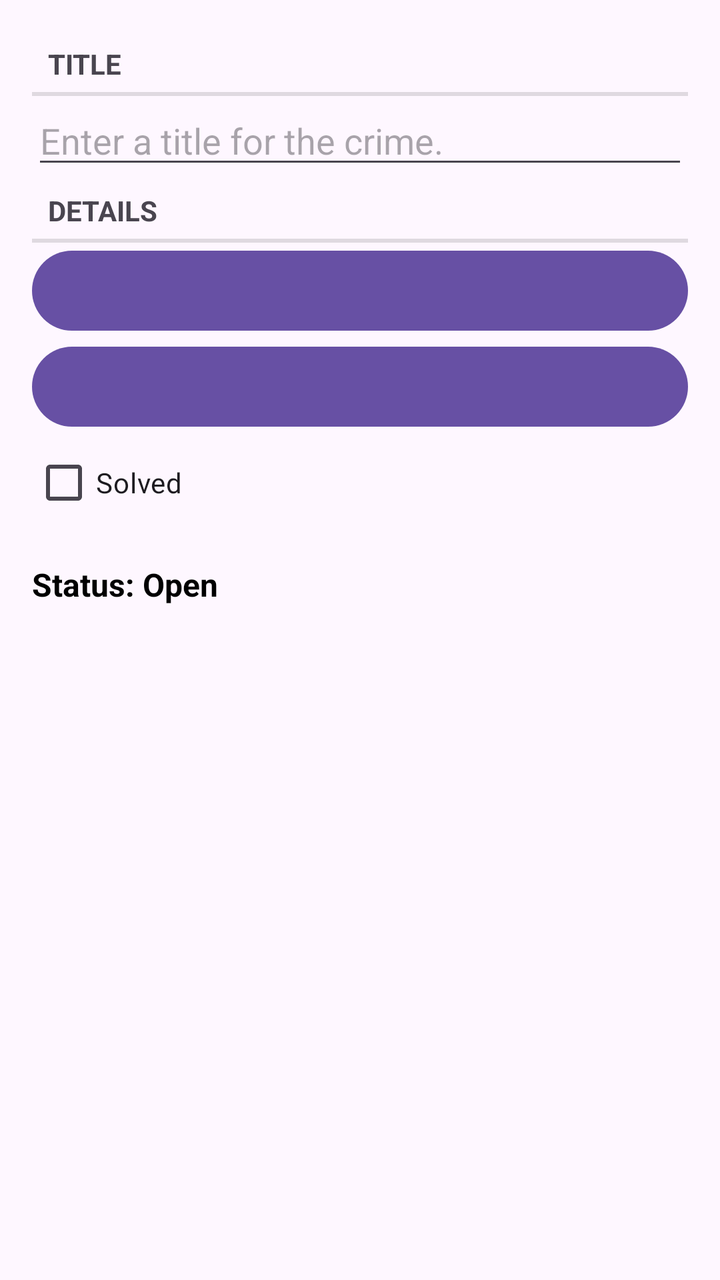
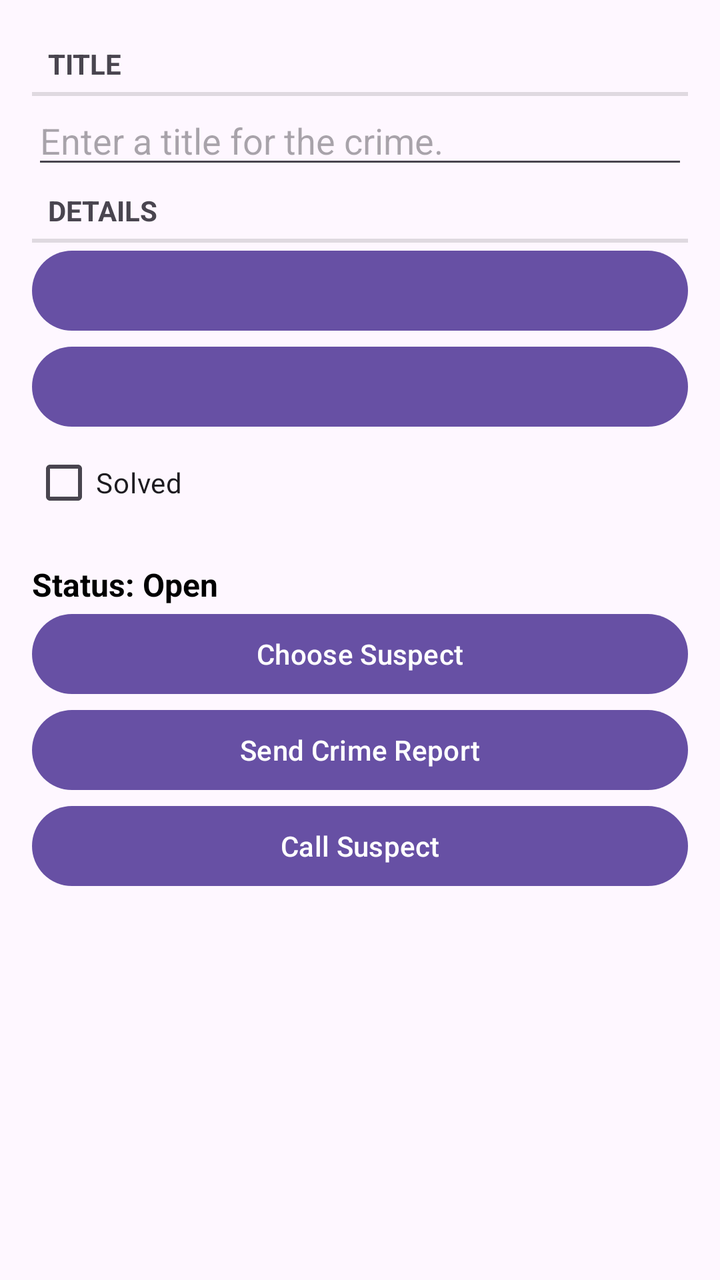

Screens rendered from an Android XML layout before and after an edit, with the pre-edit source and the edit as a unified diff.
<!-- AndroidManifest.xml: application theme Theme.CriminalIntent -->
<!-- res/layout/fragment_crime.xml -->
<?xml version="1.0" encoding="utf-8"?>
<LinearLayout xmlns:android="http://schemas.android.com/apk/res/android"
    android:orientation="vertical"
    android:padding="16dp"
    android:layout_width="match_parent"
    android:layout_height="match_parent">

    <TextView
        style="?android:listSeparatorTextViewStyle"
        android:layout_width="match_parent"
        android:layout_height="wrap_content"
        android:text="@string/crime_title_label"/>

    <EditText
        android:id="@+id/crime_title"
        android:layout_width="match_parent"
        android:layout_height="wrap_content"
        android:hint="@string/crime_title_hint"/>

    <TextView
        style="?android:listSeparatorTextViewStyle"
        android:layout_width="match_parent"
        android:layout_height="wrap_content"
        android:text="@string/crime_details_label"/>

    <Button
        android:id="@+id/crime_date"
        android:layout_width="match_parent"
        android:layout_height="wrap_content"/>

    <Button
        android:id="@+id/crime_time"
        android:layout_width="match_parent"
        android:layout_height="wrap_content"/>

    <CheckBox
        android:id="@+id/crime_solved"
        android:layout_width="match_parent"
        android:layout_height="wrap_content"
        android:text="@string/crime_solved_label"/>

    <TextView
        android:id="@+id/crime_status"
        android:layout_width="match_parent"
        android:layout_height="wrap_content"
        android:layout_marginTop="16dp"
        android:text="Status: Open"
        android:textSize="16sp"
        android:textStyle="bold"
        android:textColor="#000000" />

</LinearLayout>
<!-- resources referenced by this layout -->
<resources>
  <string name="crime_details_label">Details</string>
  <string name="crime_solved_label">Solved</string>
  <string name="crime_title_hint">Enter a title for the crime.</string>
  <string name="crime_title_label">Title</string>
  <style name="Theme.CriminalIntent" parent="Base.Theme.CriminalIntent" />
  <style name="Base.Theme.CriminalIntent" parent="Theme.Material3.DayNight.NoActionBar">
          
          
      </style>
</resources>

<!-- the commit's change to res/layout/fragment_crime.xml (unified diff, before → after) -->
@@ -49,4 +49,22 @@
         android:textStyle="bold"
         android:textColor="#000000" />
 
+    <Button
+        android:id="@+id/crime_suspect"
+        android:layout_width="match_parent"
+        android:layout_height="wrap_content"
+        android:text="@string/crime_suspect_text"/>
+
+    <Button
+        android:id="@+id/crime_report"
+        android:layout_width="match_parent"
+        android:layout_height="wrap_content"
+        android:text="@string/crime_report_text"/>
+
+    <Button
+        android:id="@+id/crime_call_suspect"
+        android:layout_width="match_parent"
+        android:layout_height="wrap_content"
+        android:text="@string/crime_call_suspect" />
+
 </LinearLayout>
<!-- resource entries referenced after the edit -->
@@ -1,7 +1,10 @@
 <!-- resources referenced by this layout -->
 <resources>
+  <string name="crime_call_suspect">Call Suspect</string>
   <string name="crime_details_label">Details</string>
+  <string name="crime_report_text">Send Crime Report</string>
   <string name="crime_solved_label">Solved</string>
+  <string name="crime_suspect_text">Choose Suspect</string>
   <string name="crime_title_hint">Enter a title for the crime.</string>
   <string name="crime_title_label">Title</string>
   <style name="Theme.CriminalIntent" parent="Base.Theme.CriminalIntent" />
